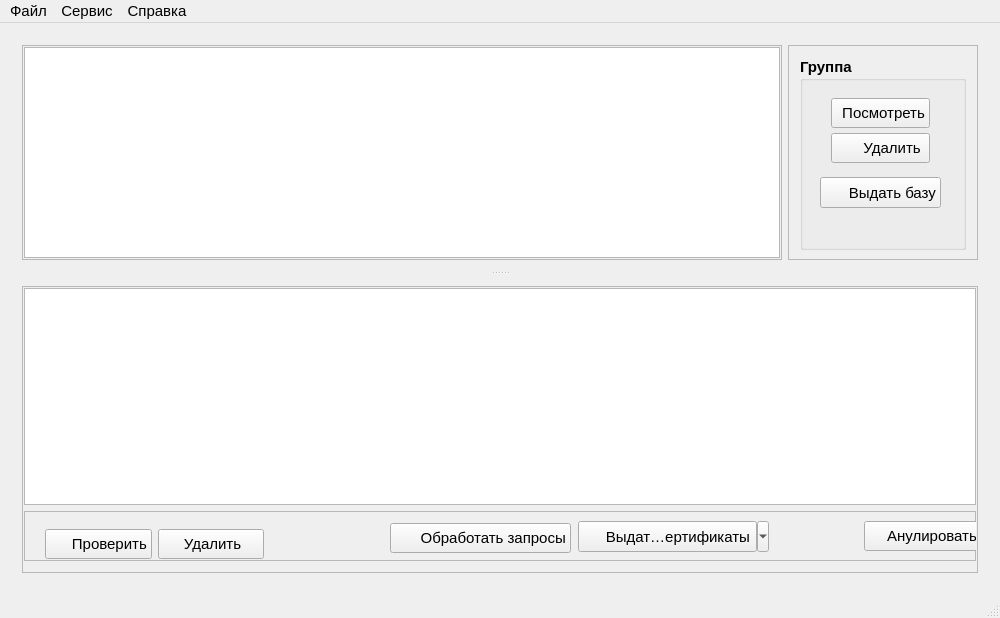
The window that Native/HardwareKeyExample/ProtectionApp/ProtectionApp.ui (Kemtop/VerificationCenter) describes before a commit, drawn with Qt 5.
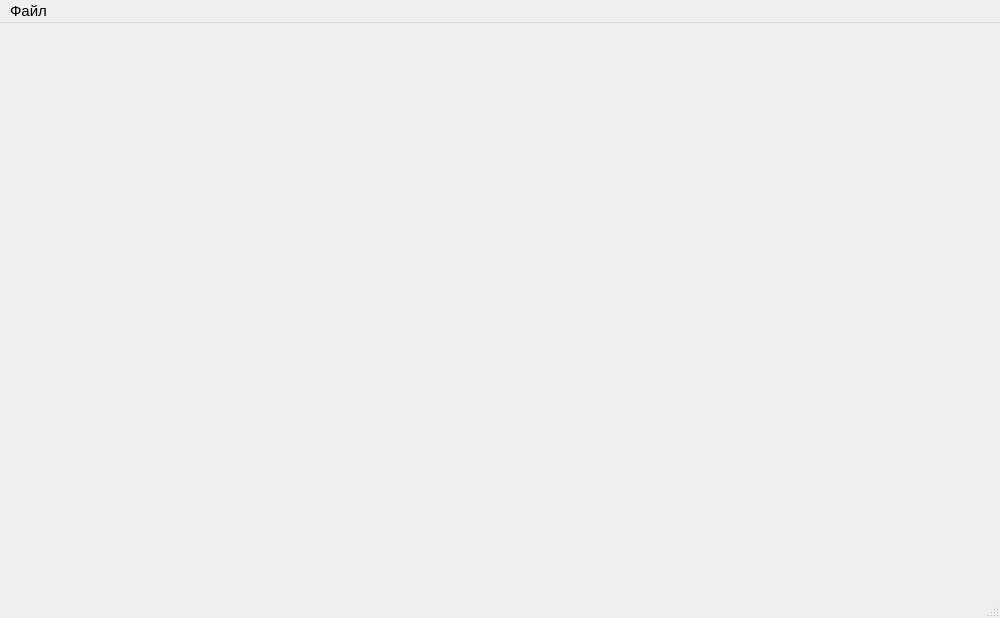
The same window after the commit. Icons and pictures are not drawn.

Diff of the .ui file:
```diff
--- a/Native/HardwareKeyExample/ProtectionApp/ProtectionApp.ui
+++ b/Native/HardwareKeyExample/ProtectionApp/ProtectionApp.ui
@@ -31,400 +31,6 @@
       <property name="orientation">
        <enum>Qt::Vertical</enum>
       </property>
-      <widget class="QWidget" name="layoutWidget">
-       <layout class="QHBoxLayout" name="horizontalLayout" stretch="80,20">
-        <item>
-         <widget class="QFrame" name="frame">
-          <property name="styleSheet">
-           <string notr="true">border-color: rgb(0, 0, 0);
-border-width : 1.2px;
-</string>
-          </property>
-          <property name="frameShape">
-           <enum>QFrame::StyledPanel</enum>
-          </property>
-          <property name="frameShadow">
-           <enum>QFrame::Raised</enum>
-          </property>
-          <layout class="QVBoxLayout" name="verticalLayout_3">
-           <property name="leftMargin">
-            <number>1</number>
-           </property>
-           <property name="topMargin">
-            <number>1</number>
-           </property>
-           <property name="rightMargin">
-            <number>1</number>
-           </property>
-           <property name="bottomMargin">
-            <number>1</number>
-           </property>
-           <item>
-            <layout class="QVBoxLayout" name="verticalLayout_2">
-             <item>
-              <widget class="QTableView" name="tableViewGroup">
-               <property name="selectionMode">
-                <enum>QAbstractItemView::SingleSelection</enum>
-               </property>
-               <property name="selectionBehavior">
-                <enum>QAbstractItemView::SelectRows</enum>
-               </property>
-               <attribute name="horizontalHeaderShowSortIndicator" stdset="0">
-                <bool>true</bool>
-               </attribute>
-               <attribute name="horizontalHeaderStretchLastSection">
-                <bool>true</bool>
-               </attribute>
-               <attribute name="verticalHeaderVisible">
-                <bool>false</bool>
-               </attribute>
-              </widget>
-             </item>
-            </layout>
-           </item>
-          </layout>
-         </widget>
-        </item>
-        <item>
-         <widget class="QFrame" name="frame_2">
-          <property name="styleSheet">
-           <string notr="true">border-color: rgb(0, 0, 0);
-border-width : 1.2px;
-</string>
-          </property>
-          <property name="frameShape">
-           <enum>QFrame::StyledPanel</enum>
-          </property>
-          <property name="frameShadow">
-           <enum>QFrame::Raised</enum>
-          </property>
-          <layout class="QVBoxLayout" name="verticalLayout_6">
-           <property name="bottomMargin">
-            <number>9</number>
-           </property>
-           <item>
-            <widget class="QGroupBox" name="groupBox">
-             <property name="font">
-              <font>
-               <pointsize>11</pointsize>
-               <weight>75</weight>
-               <bold>true</bold>
-              </font>
-             </property>
-             <property name="title">
-              <string>Группа</string>
-             </property>
-             <property name="alignment">
-              <set>Qt::AlignLeading|Qt::AlignLeft|Qt::AlignTop</set>
-             </property>
-             <widget class="QWidget" name="layoutWidget_2">
-              <property name="geometry">
-               <rect>
-                <x>20</x>
-                <y>30</y>
-                <width>121</width>
-                <height>81</height>
-               </rect>
-              </property>
-              <layout class="QVBoxLayout" name="verticalLayout_5">
-               <property name="spacing">
-                <number>10</number>
-               </property>
-               <item>
-                <widget class="QPushButton" name="pushButtonEditGroup">
-                 <property name="minimumSize">
-                  <size>
-                   <width>0</width>
-                   <height>30</height>
-                  </size>
-                 </property>
-                 <property name="font">
-                  <font>
-                   <pointsize>11</pointsize>
-                  </font>
-                 </property>
-                 <property name="styleSheet">
-                  <string notr="true">text-align:right;
-background-image: url(&quot;Image/EditGroup.png&quot;);
-background-repeat: no-repeat;
-background-position: left 
-</string>
-                 </property>
-                 <property name="text">
-                  <string>Посмотреть </string>
-                 </property>
-                </widget>
-               </item>
-               <item>
-                <widget class="QPushButton" name="pushButtonDelGroup">
-                 <property name="minimumSize">
-                  <size>
-                   <width>0</width>
-                   <height>30</height>
-                  </size>
-                 </property>
-                 <property name="font">
-                  <font>
-                   <pointsize>11</pointsize>
-                  </font>
-                 </property>
-                 <property name="styleSheet">
-                  <string notr="true">text-align:right;
-background-image: url(&quot;Image/DelGroup.png&quot;);
-background-repeat: no-repeat;
-background-position: left 
-</string>
-                 </property>
-                 <property name="text">
-                  <string>Удалить  </string>
-                 </property>
-                </widget>
-               </item>
-              </layout>
-             </widget>
-             <widget class="QPushButton" name="pushButtonGiveOutDB">
-              <property name="geometry">
-               <rect>
-                <x>20</x>
-                <y>120</y>
-                <width>121</width>
-                <height>31</height>
-               </rect>
-              </property>
-              <property name="font">
-               <font>
-                <pointsize>11</pointsize>
-               </font>
-              </property>
-              <property name="styleSheet">
-               <string notr="true">text-align:right;
-background-image: url(&quot;Image/Database.png&quot;);
-background-repeat: no-repeat;
-background-position: left 
-</string>
-              </property>
-              <property name="text">
-               <string>Выдать базу </string>
-              </property>
-             </widget>
-            </widget>
-           </item>
-          </layout>
-         </widget>
-        </item>
-       </layout>
-      </widget>
-      <widget class="QWidget" name="layoutWidget">
-       <layout class="QVBoxLayout" name="verticalLayout" stretch="95">
-        <property name="spacing">
-         <number>1</number>
-        </property>
-        <item>
-         <widget class="QFrame" name="frame_4">
-          <property name="minimumSize">
-           <size>
-            <width>50</width>
-            <height>50</height>
-           </size>
-          </property>
-          <property name="frameShape">
-           <enum>QFrame::StyledPanel</enum>
-          </property>
-          <property name="frameShadow">
-           <enum>QFrame::Raised</enum>
-          </property>
-          <layout class="QVBoxLayout" name="verticalLayout_4">
-           <property name="leftMargin">
-            <number>1</number>
-           </property>
-           <property name="topMargin">
-            <number>1</number>
-           </property>
-           <property name="rightMargin">
-            <number>1</number>
-           </property>
-           <item>
-            <widget class="QTableView" name="tableView_Users">
-             <property name="styleSheet">
-              <string notr="true">selection-background-color:#3366cc;
-selection-color:white;
-
-</string>
-             </property>
-             <property name="selectionMode">
-              <enum>QAbstractItemView::SingleSelection</enum>
-             </property>
-             <property name="selectionBehavior">
-              <enum>QAbstractItemView::SelectRows</enum>
-             </property>
-             <attribute name="horizontalHeaderStretchLastSection">
-              <bool>true</bool>
-             </attribute>
-             <attribute name="verticalHeaderVisible">
-              <bool>false</bool>
-             </attribute>
-            </widget>
-           </item>
-           <item>
-            <widget class="QFrame" name="frame_3">
-             <property name="minimumSize">
-              <size>
-               <width>50</width>
-               <height>50</height>
-              </size>
-             </property>
-             <property name="frameShape">
-              <enum>QFrame::StyledPanel</enum>
-             </property>
-             <property name="frameShadow">
-              <enum>QFrame::Raised</enum>
-             </property>
-             <widget class="QWidget" name="layoutWidget">
-              <property name="geometry">
-               <rect>
-                <x>10</x>
-                <y>7</y>
-                <width>241</width>
-                <height>41</height>
-               </rect>
-              </property>
-              <layout class="QHBoxLayout" name="horizontalLayout_2">
-               <item>
-                <widget class="QPushButton" name="pushButtonEditUser">
-                 <property name="minimumSize">
-                  <size>
-                   <width>0</width>
-                   <height>30</height>
-                  </size>
-                 </property>
-                 <property name="font">
-                  <font>
-                   <pointsize>11</pointsize>
-                  </font>
-                 </property>
-                 <property name="styleSheet">
-                  <string notr="true">text-align:right;
-background-image: url(&quot;Image/EditUser.png&quot;);
-background-repeat: no-repeat;
-background-position: left 
-</string>
-                 </property>
-                 <property name="text">
-                  <string>Проверить </string>
-                 </property>
-                </widget>
-               </item>
-               <item>
-                <widget class="QPushButton" name="pushButtonDelUser">
-                 <property name="minimumSize">
-                  <size>
-                   <width>0</width>
-                   <height>30</height>
-                  </size>
-                 </property>
-                 <property name="font">
-                  <font>
-                   <pointsize>11</pointsize>
-                  </font>
-                 </property>
-                 <property name="styleSheet">
-                  <string notr="true">text-align:left;
-background-image: url(&quot;Image/DelUser.png&quot;);
-background-repeat: no-repeat;
-background-position: left 
-</string>
-                 </property>
-                 <property name="text">
-                  <string>      Удалить</string>
-                 </property>
-                </widget>
-               </item>
-              </layout>
-             </widget>
-             <widget class="QPushButton" name="pushButtonLoadMaket">
-              <property name="geometry">
-               <rect>
-                <x>366</x>
-                <y>12</y>
-                <width>181</width>
-                <height>30</height>
-               </rect>
-              </property>
-              <property name="font">
-               <font>
-                <pointsize>11</pointsize>
-               </font>
-              </property>
-              <property name="styleSheet">
-               <string notr="true">text-align:right;
-background-image: url(&quot;Image/Load.png&quot;);
-background-repeat: no-repeat;
-background-position: left </string>
-              </property>
-              <property name="text">
-               <string>Обработать запросы </string>
-              </property>
-             </widget>
-             <widget class="QPushButton" name="pushButtonRevokeCert">
-              <property name="geometry">
-               <rect>
-                <x>840</x>
-                <y>10</y>
-                <width>118</width>
-                <height>30</height>
-               </rect>
-              </property>
-              <property name="font">
-               <font>
-                <pointsize>11</pointsize>
-               </font>
-              </property>
-              <property name="styleSheet">
-               <string notr="true">text-align:right;
-background-image: url(&quot;Image/RevokeCert.png&quot;);
-background-repeat: no-repeat;
-background-position: left </string>
-              </property>
-              <property name="text">
-               <string>  Анулировать </string>
-              </property>
-             </widget>
-             <widget class="QToolButton" name="toolButtonGiveCert">
-              <property name="geometry">
-               <rect>
-                <x>554</x>
-                <y>10</y>
-                <width>191</width>
-                <height>31</height>
-               </rect>
-              </property>
-              <property name="font">
-               <font>
-                <pointsize>11</pointsize>
-                <weight>50</weight>
-                <bold>false</bold>
-               </font>
-              </property>
-              <property name="styleSheet">
-               <string notr="true">text-align:right;
-background-image: url(&quot;Image/Cert.png&quot;);
-background-repeat: no-repeat;
-background-position: left </string>
-              </property>
-              <property name="text">
-               <string>      Выдать сертификаты </string>
-              </property>
-              <property name="popupMode">
-               <enum>QToolButton::MenuButtonPopup</enum>
-              </property>
-             </widget>
-            </widget>
-           </item>
-          </layout>
-         </widget>
-        </item>
-       </layout>
-      </widget>
      </widget>
     </item>
    </layout>
@@ -435,7 +41,7 @@
      <x>0</x>
      <y>0</y>
      <width>1000</width>
-     <height>26</height>
+     <height>24</height>
     </rect>
    </property>
    <property name="font">
@@ -456,23 +62,7 @@
     </property>
     <addaction name="actionExit"/>
    </widget>
-   <widget class="QMenu" name="menu">
-    <property name="title">
-     <string>Сервис</string>
-    </property>
-    <addaction name="actionCheckCert"/>
-    <addaction name="actionChangePswd"/>
-    <addaction name="actionGiveSysCert"/>
-   </widget>
-   <widget class="QMenu" name="menu_Help">
-    <property name="title">
-     <string>Справка</string>
-    </property>
-    <addaction name="actionAboutProgram"/>
-   </widget>
    <addaction name="menubnb"/>
-   <addaction name="menu"/>
-   <addaction name="menu_Help"/>
   </widget>
   <widget class="QStatusBar" name="statusBar"/>
   <action name="actionAdmin">
```
Left out of the diff: 2 changed lines with no effect on the pictures.
